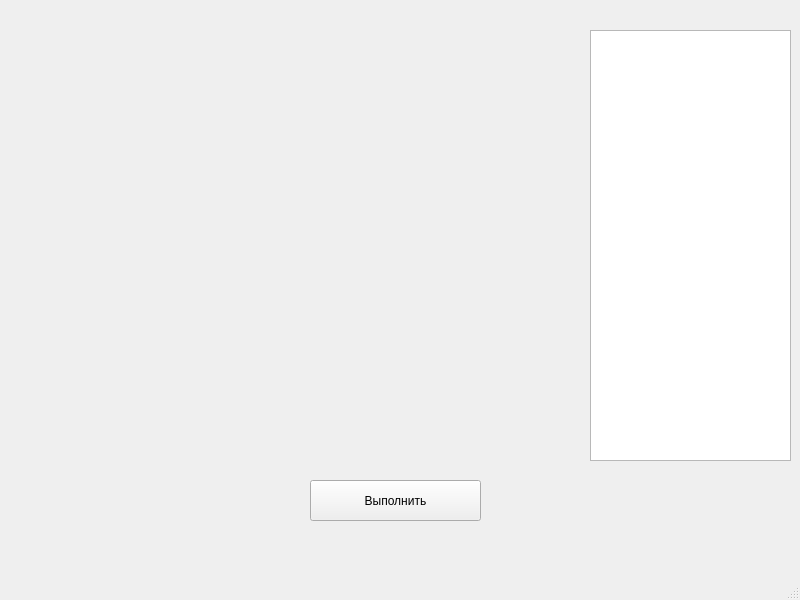
Before: the Qt Designer form int.ui in HiChelPlay/IES_Lab_2, drawn with Qt 5.
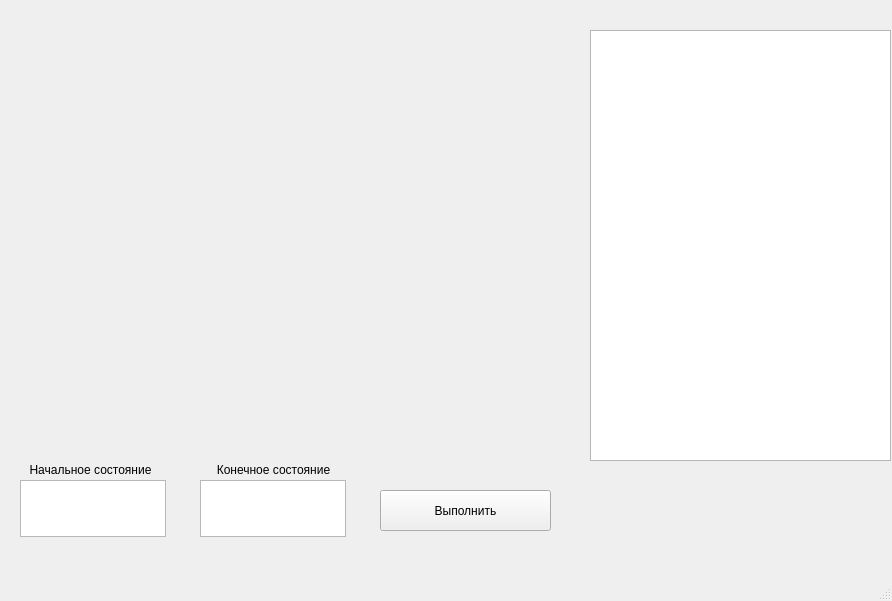
After: the same form once the commit is applied. Icons and pictures are not drawn.

The edit to the form file:
```diff
--- a/int.ui
+++ b/int.ui
@@ -6,8 +6,8 @@
    <rect>
     <x>0</x>
     <y>0</y>
-    <width>800</width>
-    <height>600</height>
+    <width>892</width>
+    <height>601</height>
    </rect>
   </property>
   <property name="windowTitle">
@@ -17,8 +17,8 @@
    <widget class="QPushButton" name="pushButton">
     <property name="geometry">
      <rect>
-      <x>310</x>
-      <y>480</y>
+      <x>380</x>
+      <y>490</y>
       <width>171</width>
       <height>41</height>
      </rect>
@@ -79,7 +79,7 @@
      <rect>
       <x>590</x>
       <y>30</y>
-      <width>201</width>
+      <width>301</width>
       <height>431</height>
      </rect>
     </property>
@@ -163,6 +163,58 @@
      <bool>true</bool>
     </property>
    </widget>
+   <widget class="QTableView" name="Start">
+    <property name="geometry">
+     <rect>
+      <x>20</x>
+      <y>480</y>
+      <width>146</width>
+      <height>57</height>
+     </rect>
+    </property>
+   </widget>
+   <widget class="QTableView" name="Goal">
+    <property name="geometry">
+     <rect>
+      <x>200</x>
+      <y>480</y>
+      <width>146</width>
+      <height>57</height>
+     </rect>
+    </property>
+   </widget>
+   <widget class="QLabel" name="label_2">
+    <property name="geometry">
+     <rect>
+      <x>20</x>
+      <y>460</y>
+      <width>141</width>
+      <height>20</height>
+     </rect>
+    </property>
+    <property name="text">
+     <string>Начальное состояние</string>
+    </property>
+    <property name="alignment">
+     <set>Qt::AlignmentFlag::AlignCenter</set>
+    </property>
+   </widget>
+   <widget class="QLabel" name="label_3">
+    <property name="geometry">
+     <rect>
+      <x>198</x>
+      <y>460</y>
+      <width>151</width>
+      <height>20</height>
+     </rect>
+    </property>
+    <property name="text">
+     <string>Конечное состояние</string>
+    </property>
+    <property name="alignment">
+     <set>Qt::AlignmentFlag::AlignCenter</set>
+    </property>
+   </widget>
   </widget>
   <widget class="QMenuBar" name="menubar">
    <property name="geometry">
```
Left out of the diff: 4 changed lines with no effect on the pictures.
